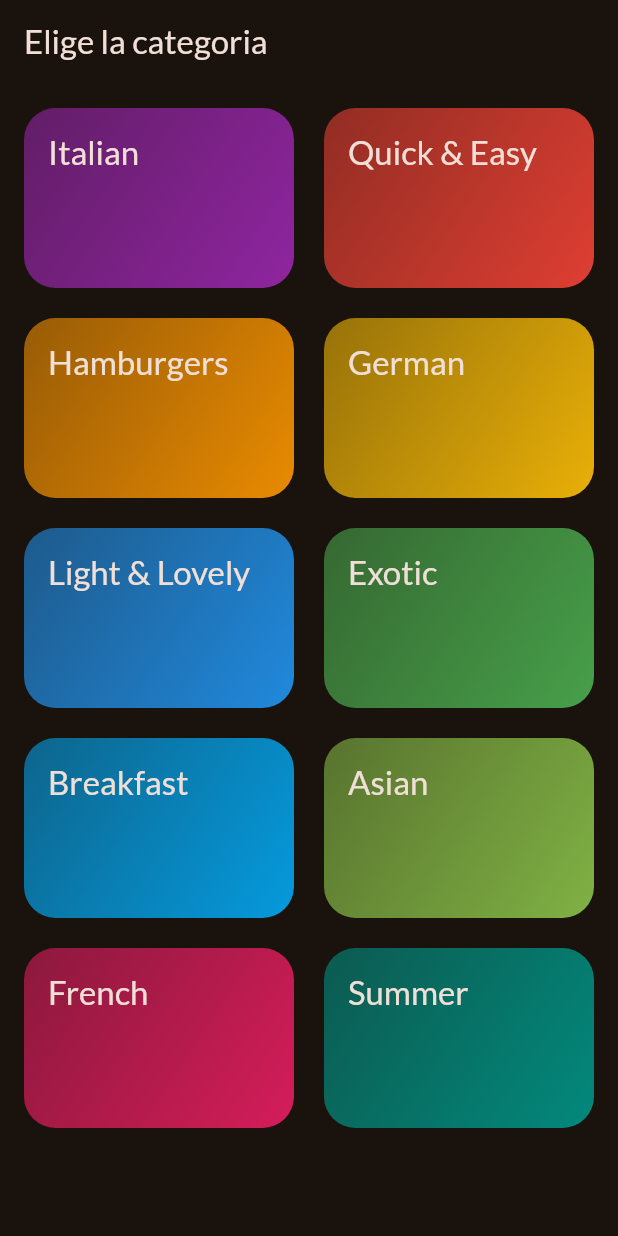
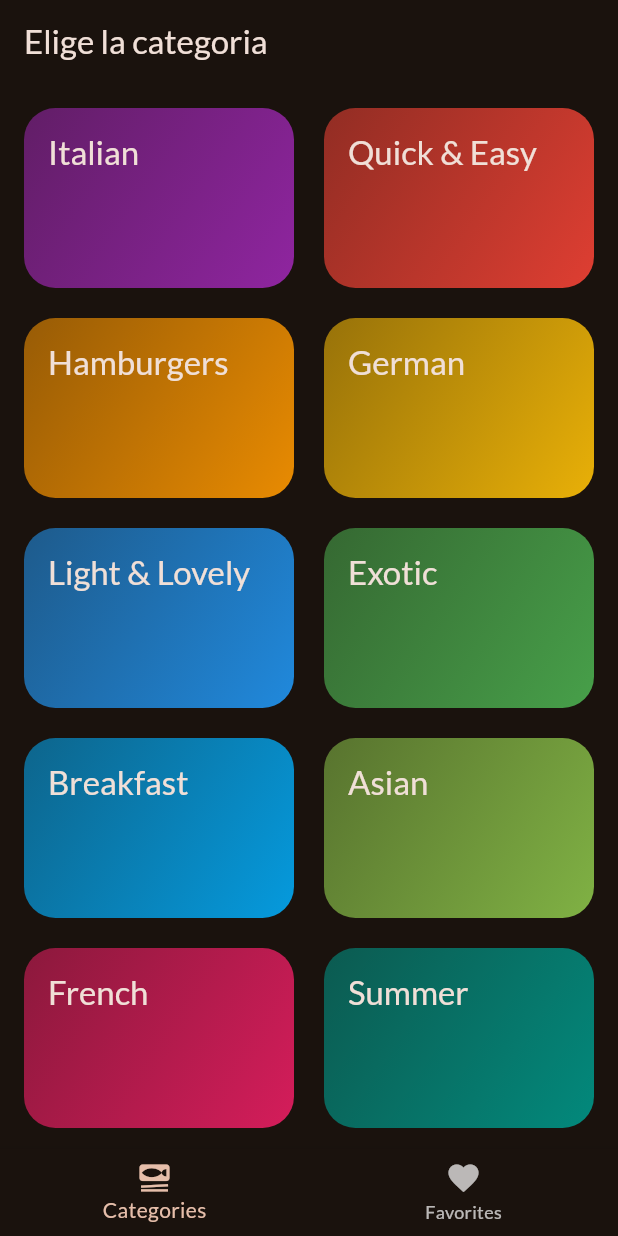
Before and after one commit to SantiagoLopezDeharo/aprendiendo_flutter, a Flutter app: the screen it shows after launch, on a phone screen of 412 x 824 dp. Run offline on Flutter 3.47's test engine with Material 3 defaults, Android fonts, the phone set to English and light mode, and no system bars; our stand-ins replace google_fonts, transparent_image; missing offline and left inert: dart:ffi.

Commit message:
Agregue un sistema de favoritos a la app, aunque todavia no hice que la memoria sea persistente

```diff
--- a/comidas/lib/main.dart
+++ b/comidas/lib/main.dart
@@ -1,4 +1,5 @@
 import 'package:comidas/screeens/categorias.dart';
+import 'package:comidas/screeens/tabs.dart';
 import 'package:flutter/material.dart';
 
 import 'package:google_fonts/google_fonts.dart';
@@ -23,7 +24,7 @@ class App extends StatelessWidget {
   Widget build(BuildContext context) {
     return MaterialApp(
       theme: theme,
-      home: const CategoriasScreen(),
+      home: const TabsScreen(),
     );
   }
 }
--- a/comidas/lib/screeens/categorias.dart
+++ b/comidas/lib/screeens/categorias.dart
@@ -1,20 +1,26 @@
 import 'package:comidas/modelos/categoria.dart';
+import 'package:comidas/modelos/comida.dart';
 import 'package:comidas/screeens/comidas.dart';
 import 'package:comidas/widgets/categoria_grid_item.dart';
 import 'package:flutter/material.dart';
 import 'package:comidas/Data/dummy_data.dart';
 
 class CategoriasScreen extends StatelessWidget {
-  const CategoriasScreen({super.key});
-
+  const CategoriasScreen({super.key, required this.onFav});
+  final void Function(Comida comida) onFav;
   void _seleccionarCategoria(BuildContext context, Categoria categoria) {
-
-    final comidasF = dummyComidas.where((element) => element.categorias.contains(categoria.id)).toList();
+    final comidasF = dummyComidas
+        .where((element) => element.categorias.contains(categoria.id))
+        .toList();
 
     Navigator.push(
       context,
       MaterialPageRoute(
-        builder: (ctx) => ComidasScreen(title: categoria.title, comidas: comidasF),
+        builder: (ctx) => ComidasScreen(
+          title: categoria.title,
+          comidas: comidasF,
+          onFav: onFav,
+        ),
       ),
     );
   }
@@ -28,10 +34,11 @@ class CategoriasScreen extends StatelessWidget {
         body: GridView(
           padding: const EdgeInsets.all(16),
           gridDelegate: const SliverGridDelegateWithFixedCrossAxisCount(
-              crossAxisCount: 2,
-              childAspectRatio: 1.5,
-              crossAxisSpacing: 20,
-              mainAxisSpacing: 20),
+            crossAxisCount: 2,
+            childAspectRatio: 1.5,
+            crossAxisSpacing: 20,
+            mainAxisSpacing: 20,
+          ),
           children: [
             for (final i in availableCategorias)
               CategoriaGridItem(
--- a/comidas/lib/screeens/comidas.dart
+++ b/comidas/lib/screeens/comidas.dart
@@ -3,15 +3,16 @@ import 'package:comidas/widgets/comida_item.dart';
 import 'package:flutter/material.dart';
 
 class ComidasScreen extends StatelessWidget {
-  const ComidasScreen({super.key, required this.title, required this.comidas});
+  const ComidasScreen({super.key, required this.title, required this.comidas, required this.onFav});
   final String title;
   final List<Comida> comidas;
+  final void Function(Comida comida) onFav;
 
   @override
   Widget build(BuildContext context) {
     Widget content = ListView.builder(
         itemCount: comidas.length,
-        itemBuilder: (ctx, indx) => ComidaItem(comida: comidas[indx]));
+        itemBuilder: (ctx, indx) => ComidaItem(comida: comidas[indx], onFav: onFav,));
 
     if (comidas.isEmpty) {
       content = Container(
--- /dev/null
+++ b/comidas/lib/screeens/tabs.dart
@@ -0,0 +1,58 @@
+import 'package:comidas/modelos/comida.dart';
+import 'package:comidas/screeens/categorias.dart';
+import 'package:comidas/screeens/comidas.dart';
+import 'package:flutter/material.dart';
+
+class TabsScreen extends StatefulWidget
+{
+  const TabsScreen({super.key});
+  @override
+  State<TabsScreen> createState() {
+    return _TabsScreenState();
+  }
+}
+
+class _TabsScreenState extends State<TabsScreen>
+{
+  int _selectedPageIndex = 0;
+  final List<Comida> _fav = [];
+
+  void _favStatus(Comida comida)
+  {
+    final isExisting = _fav.contains(comida);
+    setState(() {
+      if (isExisting)
+      _fav.remove(comida);
+
+    else
+      _fav.add(comida);
+    });
+  }
+
+  void _selectPage(int indx)
+  {
+    setState(() {
+      _selectedPageIndex = indx;
+    });
+  }
+
+  @override
+  Widget build(BuildContext context) {
+    Widget activePage = CategoriasScreen(onFav: _favStatus,);
+
+    if(_selectedPageIndex == 1)
+      activePage = ComidasScreen(title: "Favorites", comidas: _fav, onFav: _favStatus,);
+
+    return Scaffold(
+      body: activePage,
+      bottomNavigationBar: BottomNavigationBar(
+        onTap: _selectPage,
+        currentIndex: _selectedPageIndex,
+        items: const [
+          BottomNavigationBarItem(icon: Icon(Icons.set_meal), label: "Categories"),
+          BottomNavigationBarItem(icon: Icon(Icons.favorite), label: "Favorites"),
+        ],
+      ),
+    );
+  }
+}
--- a/comidas/lib/widgets/comida_item.dart
+++ b/comidas/lib/widgets/comida_item.dart
@@ -5,8 +5,9 @@ import 'package:flutter/material.dart';
 import 'package:transparent_image/transparent_image.dart';
 
 class ComidaItem extends StatelessWidget {
-  const ComidaItem({super.key, required this.comida});
+  const ComidaItem({super.key, required this.comida, required this.onFav});
   final Comida comida;
+  final void Function(Comida comida) onFav;
 
   @override
   Widget build(BuildContext context) {
@@ -21,7 +22,7 @@ class ComidaItem extends StatelessWidget {
         onTap: () {
           Navigator.push(
             context,
-            MaterialPageRoute(builder: (ctx) => ComidaScreen(comida: comida) )
+            MaterialPageRoute(builder: (ctx) => ComidaScreen(comida: comida, onFav: onFav,),)
             );
         },
         child: Stack(
```
Also changed, not shown: comidas/lib/screeens/comida.dart (+13 -5 lines).
